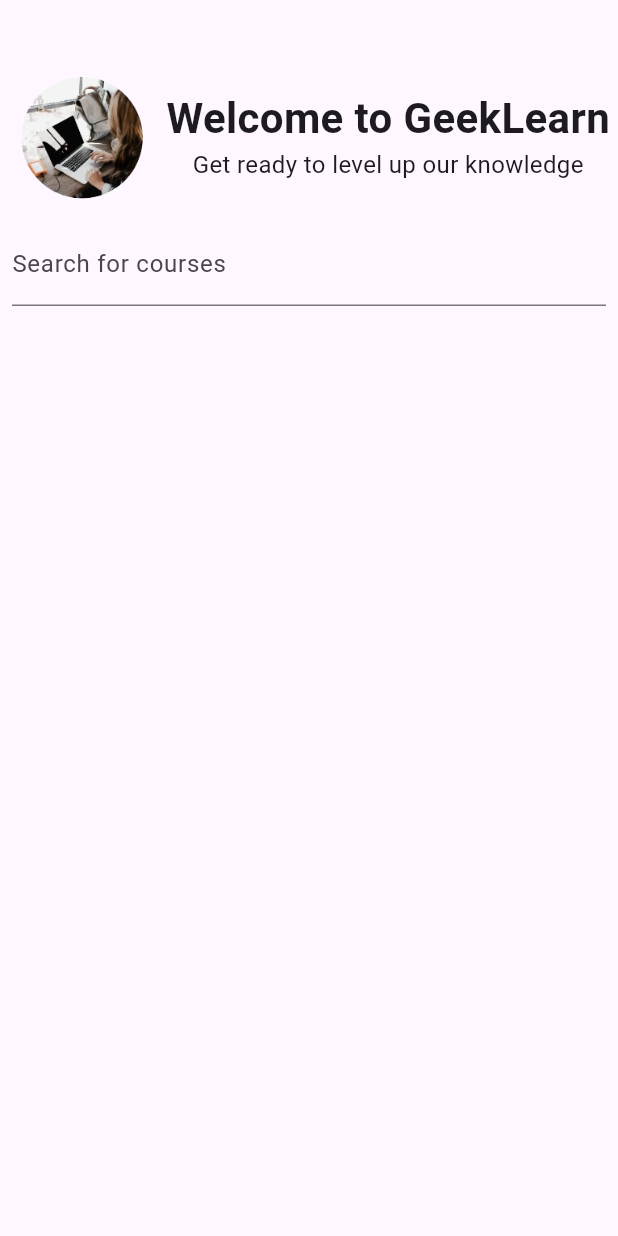
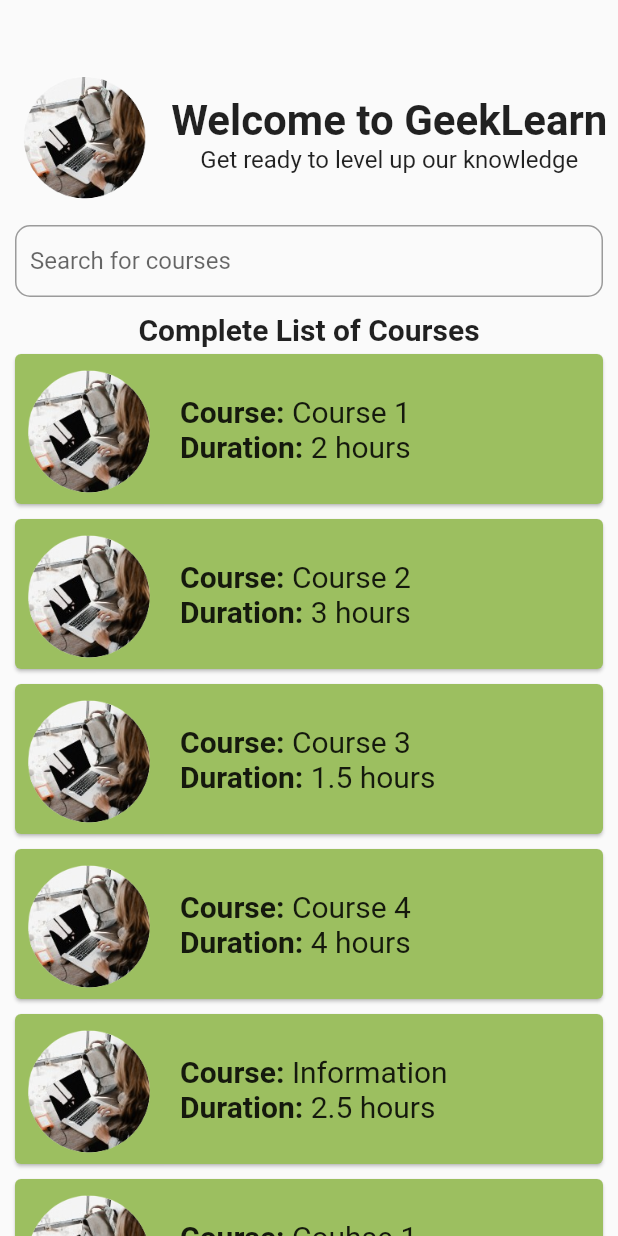
Before and after one commit to prasanthreddylomada/Geek, a Flutter app: the HomePage screen opened directly, on a phone screen of 412 x 824 dp. Run offline on Flutter 3.47's test engine with Material 2 defaults, Android fonts, the light colour scheme and no system bars; our stand-ins replace firebase_core; accounts and stored records are empty.

Commit message:
done homwpage with smalll paddings left

```diff
--- a/lib/CourseCard.dart
+++ b/lib/CourseCard.dart
@@ -5,15 +5,59 @@ import 'package:flutter/material.dart';
 class CourseCard extends StatelessWidget {
   final String courseName;
   final String courseDuration;
+  final String courseImage;
 
-  CourseCard({required this.courseName, required this.courseDuration});
+  CourseCard({
+    required this.courseName,
+    required this.courseDuration,
+    required this.courseImage,
+  });
 
   @override
   Widget build(BuildContext context) {
     return Card(
-      child: ListTile(
-        title: Text(courseName),
-        subtitle: Text('Duration: $courseDuration'),
+
+      margin: EdgeInsets.fromLTRB(10, 5, 10, 5),
+      color: Color.fromRGBO(156, 191, 96, 1),
+      child: Row(
+        children: [
+          Image.asset(
+            courseImage,
+            width: 100,
+            height: 100,
+          ),
+          SizedBox(width: 10), // Add some spacing between image and text
+          Column(
+            crossAxisAlignment: CrossAxisAlignment.start,
+            children: [
+              Row(
+                children: [
+                  Text(
+                    'Course: ',
+                    style: TextStyle(fontSize: 20, fontWeight: FontWeight.bold),
+                  ),
+                  Text(
+                    '$courseName',
+                    style: TextStyle(fontSize: 20),
+                  ),
+                ],
+              ),
+              Row(
+                children: [
+                  Text(
+                    'Duration: ',
+                    style: TextStyle(fontSize: 20, fontWeight: FontWeight.bold),
+                  ),
+                  Text(
+                    '$courseDuration',
+                    style: TextStyle(fontSize: 20),
+                  ),
+                ],
+              ),
+
+            ],
+          ),
+        ],
       ),
     );
   }
--- a/lib/HomePage.dart
+++ b/lib/HomePage.dart
@@ -12,11 +12,14 @@ class HomePage extends StatefulWidget {
 
 class _HomePageState extends State<HomePage> {
   List<Map<String, String>> allCourses = [
-    {'name': 'Course 1', 'duration': '2 hours'},
-    {'name': 'Course 2', 'duration': '3 hours'},
-    {'name': 'Course 3', 'duration': '1.5 hours'},
-    {'name': 'Course 4', 'duration': '4 hours'},
-    {'name': 'Information', 'duration': '2.5 hours'},
+    {'name': 'Course 1', 'duration': '2 hours', 'image' : 'lib/Assets/image-removebg-preview.png'},
+    {'name': 'Course 2', 'duration': '3 hours','image' : 'lib/Assets/image-removebg-preview.png'},
+    {'name': 'Course 3', 'duration': '1.5 hours','image' : 'lib/Assets/image-removebg-preview.png'},
+    {'name': 'Course 4', 'duration': '4 hours','image' : 'lib/Assets/image-removebg-preview.png'},
+    {'name': 'Information', 'duration': '2.5 hours','image' : 'lib/Assets/image-removebg-preview.png'},
+    {'name': 'Couhse 1', 'duration': '2 hours','image' : 'lib/Assets/image-removebg-preview.png'},
+    {'name': 'Couhse 2', 'duration': '3 hours','image' : 'lib/Assets/image-removebg-preview.png'},
+    {'name': 'Couhsr 3', 'duration': '1.5 hours','image' : 'lib/Assets/image-removebg-preview.png'},
   ];
 
   List<Map<String, String>> filteredCourses = [];
@@ -42,36 +45,96 @@ class _HomePageState extends State<HomePage> {
                   children: [
                     Text(
                       'Welcome to GeekLearn',
-                      style: TextStyle(fontSize: 28,fontWeight: FontWeight.bold), // set the font size as per your requirement
+                      style: TextStyle(fontSize: 28, fontWeight: FontWeight.bold),
                     ),
                     Text(
                       'Get ready to level up our knowledge',
                       style: TextStyle(fontSize: 16),
-                    )
-                  ],
-                )
-
+                    ),
                   ],
                 ),
-            Padding(
-              padding: const EdgeInsets.all(8.0),
+              ],
+            ),
+            Container(
+              margin: EdgeInsets.fromLTRB(10, 10, 10, 10),
               child: TextField(
                 controller: searchController,
                 decoration: InputDecoration(
                   labelText: 'Search for courses',
+                  contentPadding: EdgeInsets.symmetric(horizontal: 10.0, vertical: 12.0),
+                  border: OutlineInputBorder(
+                    borderRadius: BorderRadius.circular(10.0),
+                  ),
                 ),
                 onChanged: onSearchTextChanged,
               ),
             ),
-            ListView.builder(
+            Container(
+              margin: EdgeInsets.zero,
+              child: ListView.builder(
                 shrinkWrap: true,
                 itemCount: filteredCourses.length,
                 itemBuilder: (context, index) {
-                return CourseCard(
+                  return Column(
+                    crossAxisAlignment: CrossAxisAlignment.start,
+                    children: [
+                      // Display the heading only for the first item in the filtered list
+                      if (index == 0 && filteredCourses.isNotEmpty)
+                        Padding(
+                          padding: const EdgeInsets.only(left: 10.0, top: 0, bottom: 5.0),
+                          child: Text(
+                            'Your Searches',
+                            style: TextStyle(
+                              fontSize: 20,
+                              fontWeight: FontWeight.bold,
+                            ),
+                          ),
+                        ),
+                      if (filteredCourses.isNotEmpty)
+                        CourseCard(
                           courseName: filteredCourses[index]['name']!,
                           courseDuration: filteredCourses[index]['duration']!,
+                          courseImage: filteredCourses[index]['image']!,
+                        ),
+                    ],
                   );
                 },
+              ),
+            ),
+            if (filteredCourses.isEmpty)
+              Container(
+                margin: EdgeInsets.zero,
+                height: 0,
+                width: 0,
+              ),
+            Container(
+              margin: EdgeInsets.zero,
+              child: Text(
+                'Complete List of Courses',
+                style: TextStyle(
+                  fontSize: 20,
+                  fontWeight: FontWeight.bold,
+                ),
+              ),
+            ),
+            Container(
+              margin: EdgeInsets.zero,
+              padding: EdgeInsets.zero,
+              child: ListView.builder(
+                shrinkWrap: true,
+                itemCount: allCourses.length,
+                itemBuilder: (context, index) {
+                  if (allCourses.isNotEmpty) {
+                    return CourseCard(
+                      courseName: allCourses[index]['name']!,
+                      courseDuration: allCourses[index]['duration']!,
+                      courseImage: allCourses[index]['image']!,
+                    );
+                  } else {
+                    return Container();
+                  }
+                },
+              ),
             ),
           ],
         ),
@@ -81,10 +144,14 @@ class _HomePageState extends State<HomePage> {
 
   void onSearchTextChanged(String searchText) {
     setState(() {
+      if (searchText.isEmpty) {
+        filteredCourses.clear();
+      } else {
         filteredCourses = allCourses
             .where((course) =>
                 course['name']!.toLowerCase().contains(searchText.toLowerCase()))
             .toList();
+      }
     });
   }
 }
--- a/lib/main.dart
+++ b/lib/main.dart
@@ -1,10 +1,12 @@
 import 'package:flutter/material.dart';
 import 'package:geek/LandingPage.dart';
 import 'package:firebase_core/firebase_core.dart';
+import 'package:flutter/rendering.dart';
 
 void main() async {
   WidgetsFlutterBinding.ensureInitialized();
   await Firebase.initializeApp();
+  debugPaintSizeEnabled = true;
   runApp(const MyApp());
 }
 
@@ -15,26 +17,7 @@ class MyApp extends StatelessWidget {
   @override
   Widget build(BuildContext context) {
     return MaterialApp(
-      title: 'Flutter Demo',
-      theme: ThemeData(
-        // This is the theme of your application.
-        //
-        // TRY THIS: Try running your application with "flutter run". You'll see
-        // the application has a blue toolbar. Then, without quitting the app,
-        // try changing the seedColor in the colorScheme below to Colors.green
-        // and then invoke "hot reload" (save your changes or press the "hot
-        // reload" button in a Flutter-supported IDE, or press "r" if you used
-        // the command line to start the app).
-        //
-        // Notice that the counter didn't reset back to zero; the application
-        // state is not lost during the reload. To reset the state, use hot
-        // restart instead.
-        //
-        // This works for code too, not just values: Most code changes can be
-        // tested with just a hot reload.
-        colorScheme: ColorScheme.fromSeed(seedColor: Colors.deepPurple),
-        useMaterial3: true,
-      ),
+
       home: LandingPage(),
     );
   }
```
Lines whose indentation alone changed are shown as unchanged.
